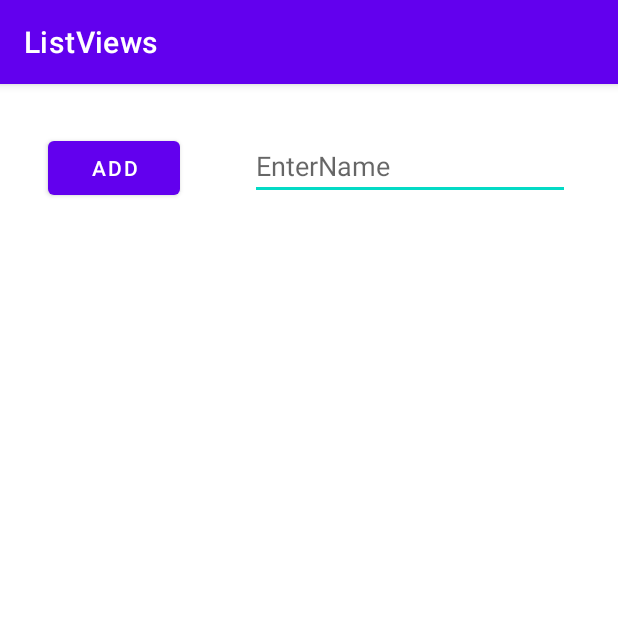
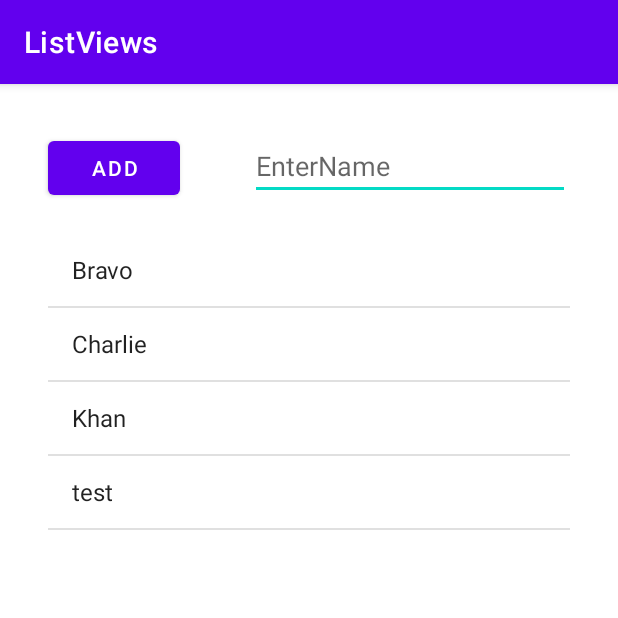
Before and after one commit to Saamzero019/MC_Progress, an Android app: the screen it shows after launch (MainActivity), after a tap on "ADD", on a phone screen of 412 x 824 dp, the top half of it. Run offline under Robolectric (Android 15) with nearby library versions, the phone set to English and light mode, and no system bars.

Commit message:
java Code

```diff
--- a/ListViews/app/src/main/java/com/example/listviews/MainActivity.java
+++ b/ListViews/app/src/main/java/com/example/listviews/MainActivity.java
@@ -14,9 +14,35 @@ import java.util.ArrayList;
 import java.util.Collections;
 
 public class MainActivity extends AppCompatActivity {
-     @Override
+     ArrayList<String> namesList;
+    ArrayAdapter<String> arrayAdapter;
+    ListView listView;
+    EditText editText;
+    @Override
     protected void onCreate(Bundle savedInstanceState) {
         super.onCreate(savedInstanceState);
         setContentView(R.layout.activity_main);
+        listView=findViewById(R.id.namesListView);
+        editText=findViewById(R.id.fieldNameText);
+        namesList=new ArrayList<String>();
+        namesList.add("Bravo");
+        namesList.add("Charlie");
+        namesList.add("Khan");
+        namesList.add("test");
+        arrayAdapter= new ArrayAdapter<String>(this, android.R.layout.simple_list_item_1,namesList);
+        listView.setAdapter(arrayAdapter);
+
+    }
+
+    public void addNameFunc(View view) {
+        String name=editText.getText().toString();
+        name=name.trim();
+        if(!name.isEmpty())
+        {
+            namesList.add(name);
+            Collections.sort(namesList);
+            arrayAdapter.notifyDataSetChanged();
+            editText.setText("");
+        }
     }
 }
```
